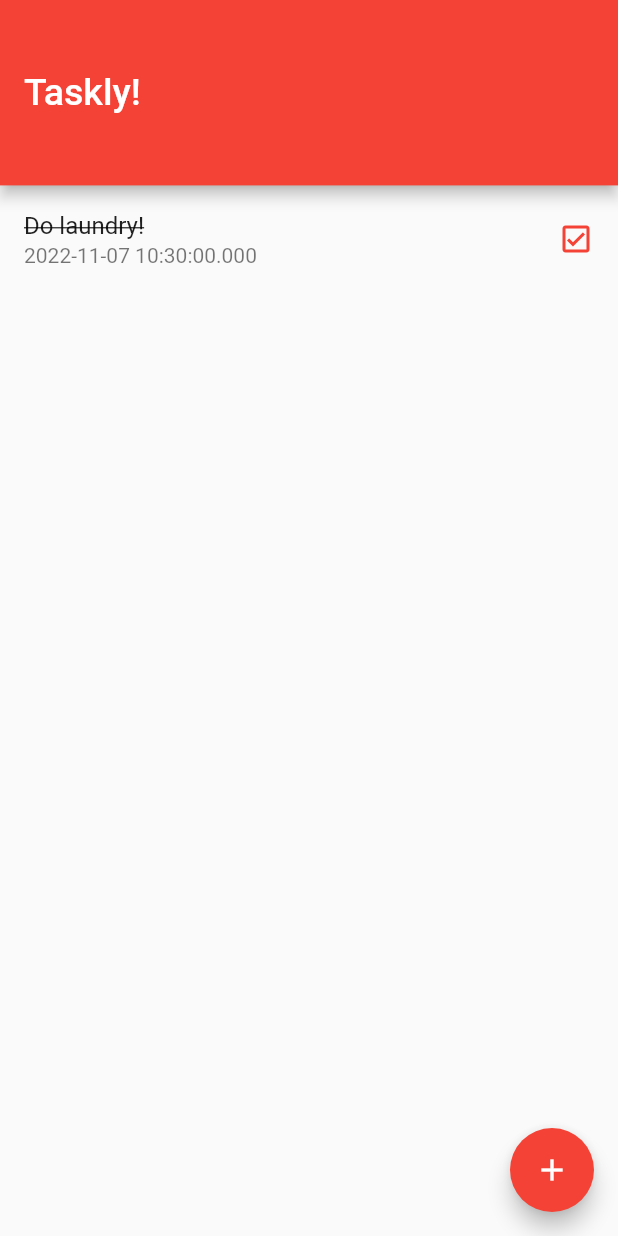
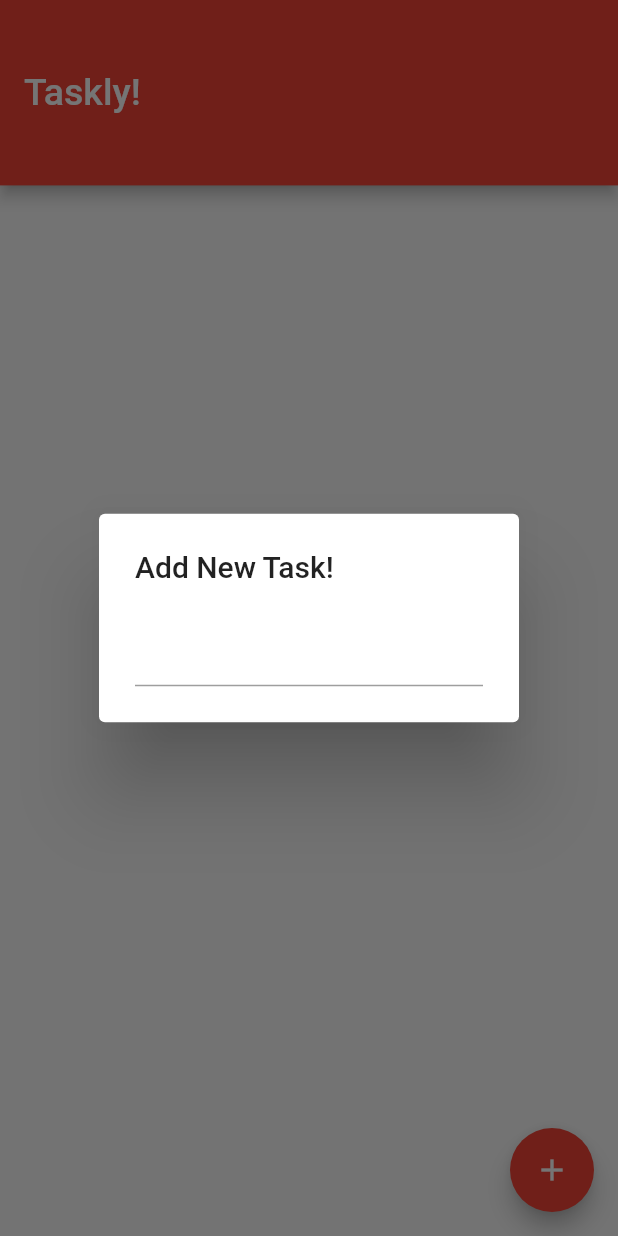
Before and after one commit to LuminitaIon/Dart-Flutter, a Flutter app: the screen it shows after launch, after a tap on the "add" icon, on a phone screen of 412 x 824 dp. Run offline on Flutter 3.47's test engine with Material 2 defaults, Android fonts, the phone set to English and light mode, and no system bars; our stand-ins replace hive_flutter; accounts and stored records are empty.

Commit message:
tasks updates, delete a task, add a task

```diff
--- a/taskly/lib/pages/home_page.dart
+++ b/taskly/lib/pages/home_page.dart
@@ -2,6 +2,8 @@ import 'dart:ui';
 
 import 'package:flutter/cupertino.dart';
 import 'package:flutter/material.dart';
+import 'package:hive_flutter/hive_flutter.dart';
+import 'package:taskly/models/task.dart';
 
 class HomePage extends StatefulWidget {
   HomePage();
@@ -13,7 +15,16 @@ class HomePage extends StatefulWidget {
 class _HomePageState extends State<HomePage> {
   late double _deviceHeight, _deviceWidth;
 
+  String? _newTaskContent;
+
+  Box? _box;
+
   _HomePageState();
+
+  @override
+  void initState() {
+    super.initState();
+  }
 
   @override
   Widget build(BuildContext context) {
@@ -29,40 +40,103 @@ class _HomePageState extends State<HomePage> {
             ),
           ),
       ),
-      body: _tasksList(),
+      body: _tasksView(),
       floatingActionButton: _addTaskButton(),
+    );
+  }
+
+  Widget _tasksView() {
+    return FutureBuilder(
+      future: Hive.openBox('tasks'),
+      builder: (BuildContext _context, AsyncSnapshot _snapshot) {
+        if(_snapshot.hasData) {
+          _box = _snapshot.data;
+          return _tasksList();
+        } else {
+          return const Center(
+            child: CircularProgressIndicator(),
+          );
+        }
+      },
     );
   }
 
 
   Widget _tasksList() {
-    return ListView(
-      children: [
-        ListTile(
-          title: const Text(
-            'Do laundry!',
+    List tasks = _box!.values.toList();
+    return ListView.builder(
+      itemCount: tasks.length,
+      itemBuilder: (BuildContext _context, int _index) {
+        var task = Task.fromMap(tasks[_index]);
+        return ListTile(
+          title: Text(
+            task.content,
             style: TextStyle(
-              decoration: TextDecoration.lineThrough,
+              decoration: task.done ? TextDecoration.lineThrough : null,
             ),
           ),
           subtitle: Text(
-            DateTime.now().toString(),
+            task.timestamp.toString(),
           ),
-          trailing: const Icon(
-            Icons.check_box_outlined,
+          trailing: Icon(
+            task.done ? Icons.check_box_outlined : Icons.check_box_outline_blank_outlined,
             color: Colors.red,
           ),
-        ),
-      ],
+          onTap: () {
+            setState(() {
+              task.done = !task.done;
+              _box!.putAt(
+                _index,
+                task.toMap(),
+              );
+            });
+          },
+          onLongPress: () {
+            setState(() {
+              _box!.deleteAt(_index);
+            });
+          },
+        );
+      },
     );
+
   }
 
   Widget _addTaskButton() {
     return FloatingActionButton(
-      onPressed: () {},
+      onPressed: _displayTaskPopup,
       child: const Icon(
         Icons.add,
       ),
     );
   }
+
+  void _displayTaskPopup() {
+    showDialog(context: context, builder: (BuildContext _context) {
+      return AlertDialog(
+        title: const Text("Add New Task!"),
+        content: TextField(
+          onSubmitted: (_) {
+            if(_newTaskContent != null) {
+              var _task = Task(
+                content: _newTaskContent!,
+                timestamp: DateTime.now(),
+                done: false,
+              );
+              _box!.add(_task.toMap());
+              setState(() {
+                _newTaskContent = null;
+                Navigator.pop(context);
+              });
+            }
+          },
+          onChanged: (_value) {
+            setState(() {
+              _newTaskContent = _value;
+            });
+          },
+        ),
+      );
+    });
+  }
 }
```
